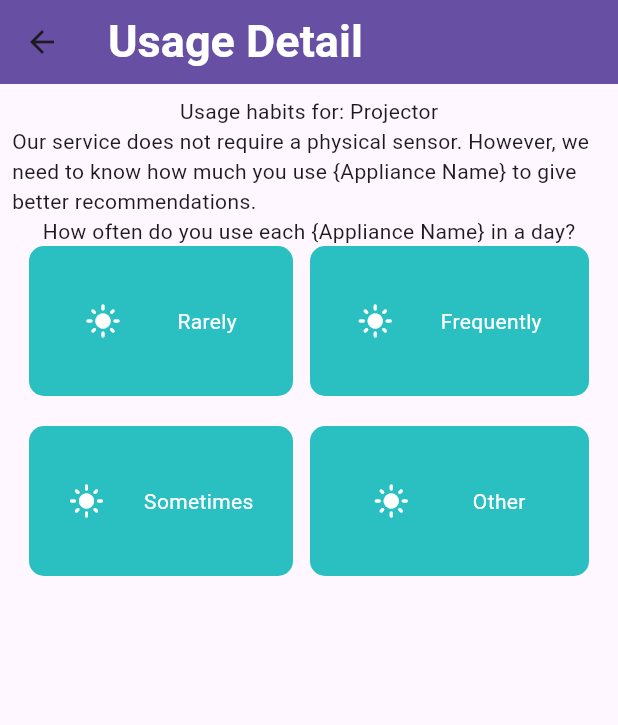
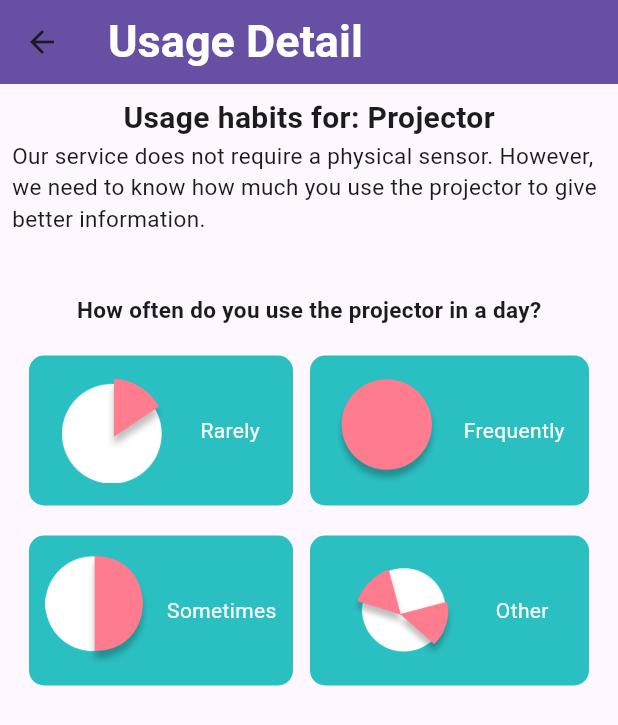
Before and after one commit to shubhammatta/green-home-hackmania, a Flutter app: the ScanAppliance screen opened directly, after a tap on "Demo Only", on a phone screen of 412 x 824 dp. Shown: the top 725 px of the screen. Run offline on Flutter 3.47's test engine with Material 3 defaults, Android fonts, the phone set to English and light mode, and no system bars; our stand-ins replace flutter_dotenv, flutter_svg, image_picker; network calls fail.

Commit message:
updated user pattern screen

```diff
--- a/greenhome/lib/screen/home.dart
+++ b/greenhome/lib/screen/home.dart
@@ -3,7 +3,7 @@ import 'package:flutter/widgets.dart';
 import 'package:greenhome/screen/dashboard.dart';
 
 StatefulWidget home(BuildContext context) {
-  List<Map<String, dynamic>> devices = [
+  List<Map<String, dynamic>> userInfo = [
     {'name': 'Aircon', 'status': false, 'hours': 8.0, 'kwh': 1.0},
     {'name': 'Water Heater', 'status': false, 'hours': 1.0, 'kwh': 1.0},
     {'name': 'Refrigerator', 'status': false, 'hours': 24.0, 'kwh': 0.03},
@@ -38,8 +38,7 @@ StatefulWidget home(BuildContext context) {
                       Navigator.push(
                         context,
                         MaterialPageRoute(
-                          builder: (context) => Dashboard(
-                            devices: devices,
+                          builder: (context) => const Dashboard(
                             isNewUser: true,
                           ),
                         ),
--- a/greenhome/lib/screen/userPattern.dart
+++ b/greenhome/lib/screen/userPattern.dart
@@ -1,14 +1,30 @@
 import 'package:flutter/material.dart';
 import 'package:flutter/widgets.dart';
+import 'package:flutter_svg/svg.dart';
+import 'package:greenhome/logic/updateUserData.dart';
 import 'package:greenhome/screen/dashboard.dart';
 import 'package:greenhome/widget/appBar.dart';
 
-class UserPattern extends StatelessWidget {
+class UserPattern extends StatefulWidget {
   const UserPattern({super.key});
 
   @override
+  State<UserPattern> createState() => _UserPatternState();
+}
+
+Future<void> _updateData() async {
+  try {
+    var result = await updateUserData();
+    // Handle result
+  } catch (error) {
+    // Handle error
+  }
+}
+
+class _UserPatternState extends State<UserPattern> {
+  @override
   Widget build(BuildContext context) {
-    List<Map<String, dynamic>> devices = [
+    List<Map<String, dynamic>> userInfo = [
       {'name': 'Aircon', 'status': false, 'hours': 8.0, 'kwh': 1.0},
       {'name': 'Water Heater', 'status': false, 'hours': 1.0, 'kwh': 1.0},
       {'name': 'Refrigerator', 'status': false, 'hours': 24.0, 'kwh': 0.03},
@@ -27,11 +43,22 @@ class UserPattern extends StatelessWidget {
           padding: const EdgeInsets.all(8.0),
           child: Column(
             children: [
-              const Text('Usage habits for: Projector'),
+              const Text('Usage habits for: Projector',
+                  style: TextStyle(fontSize: 20, fontWeight: FontWeight.bold)),
               const Text(
-                  'Our service does not require a physical sensor. However, we need to know how much you use {Appliance Name} to give better recommendations.'),
+                'Our service does not require a physical sensor. However, we need to know how much you use the projector to give better information.',
+                style: TextStyle(fontSize: 15),
+              ),
+              const SizedBox(
+                height: 40,
+              ),
               const Text(
-                  'How often do you use each {Appliance Name} in a day?'),
+                'How often do you use the projector in a day?',
+                style: TextStyle(fontSize: 15, fontWeight: FontWeight.bold),
+              ),
+              const SizedBox(
+                height: 20,
+              ),
               Column(
                 children: [
                   Row(
@@ -40,11 +67,12 @@ class UserPattern extends StatelessWidget {
                       // container with round corners and left side will have icon and right side will have text. Color is primary theme color
                       GestureDetector(
                         onTap: () {
+                          _updateData();
                           Navigator.push(
                             context,
                             MaterialPageRoute(
-                              builder: (context) => Dashboard(
-                                devices: devices,
+                              builder: (context) => const Dashboard(
+                                // userInfo: userInfo,
                                 isNewUser: false,
                               ),
                             ),
@@ -61,9 +89,10 @@ class UserPattern extends StatelessWidget {
                           child: const Row(
                             mainAxisAlignment: MainAxisAlignment.spaceEvenly,
                             children: [
-                              Icon(
-                                Icons.light_mode,
-                                color: Colors.white,
+                              Image(
+                                image: AssetImage(
+                                    'asset/images/icon/use_rarely.png'),
+                                width: 70,
                               ),
                               Text(
                                 'Rarely',
@@ -84,9 +113,10 @@ class UserPattern extends StatelessWidget {
                         child: const Row(
                           mainAxisAlignment: MainAxisAlignment.spaceEvenly,
                           children: [
-                            Icon(
-                              Icons.light_mode,
-                              color: Colors.white,
+                            Image(
+                              image: AssetImage(
+                                  'asset/images/icon/use_frequently.png'),
+                              width: 70,
                             ),
                             Text(
                               'Frequently',
@@ -115,9 +145,10 @@ class UserPattern extends StatelessWidget {
                         child: const Row(
                           mainAxisAlignment: MainAxisAlignment.spaceEvenly,
                           children: [
-                            Icon(
-                              Icons.light_mode,
-                              color: Colors.white,
+                            Image(
+                              image: AssetImage(
+                                  'asset/images/icon/use_sometimes.png'),
+                              width: 70,
                             ),
                             Text(
                               'Sometimes',
@@ -137,9 +168,10 @@ class UserPattern extends StatelessWidget {
                         child: const Row(
                           mainAxisAlignment: MainAxisAlignment.spaceEvenly,
                           children: [
-                            Icon(
-                              Icons.light_mode,
-                              color: Colors.white,
+                            Image(
+                              image:
+                                  AssetImage('asset/images/icon/use_other.png'),
+                              width: 70,
                             ),
                             Text(
                               'Other',
```
Also changed, not shown: greenhome/lib/logic/getUserData.dart (added, +19 -0 lines), greenhome/lib/logic/updateUserData.dart (added, +38 -0 lines), greenhome/lib/screen/dashboard.dart (+98 -20 lines), greenhome/lib/screen/selectHome.dart (+29 -10 lines), greenhome/asset/images/icon/use_frequently.png (added), greenhome/asset/images/icon/use_other.png (added), greenhome/asset/images/icon/use_rarely.png (added), greenhome/asset/images/icon/use_sometimes.png (added).
